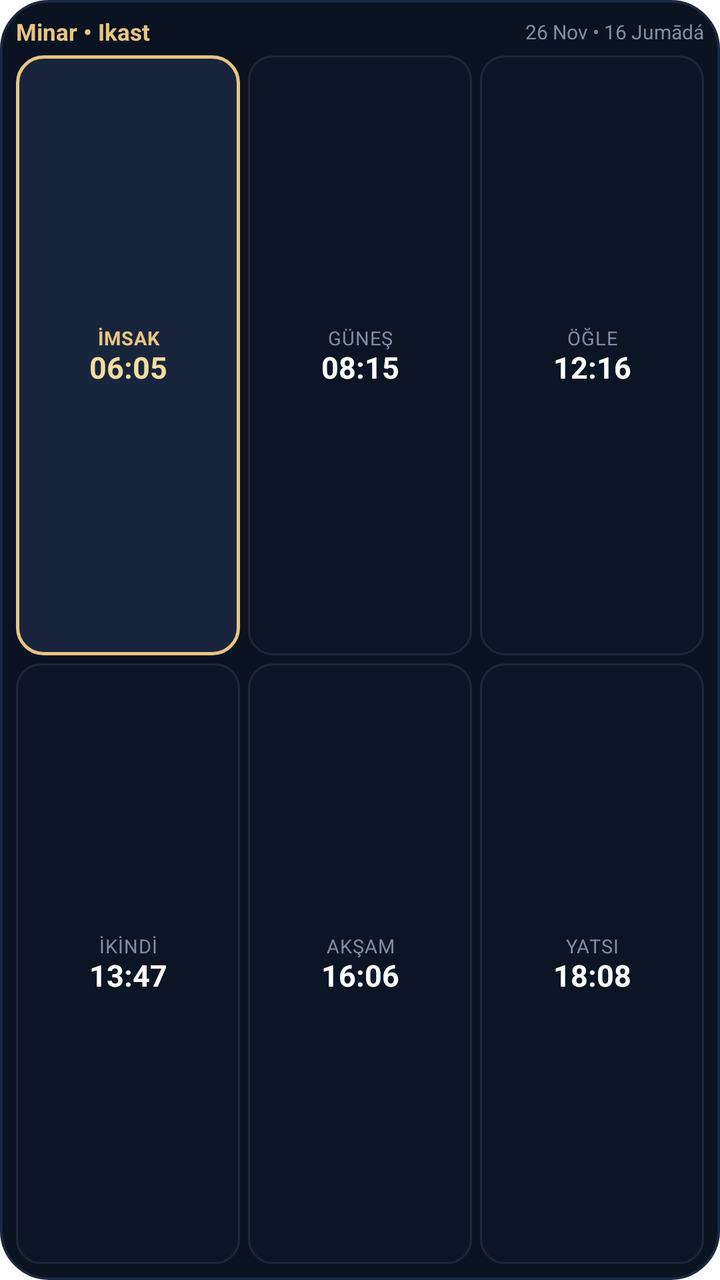
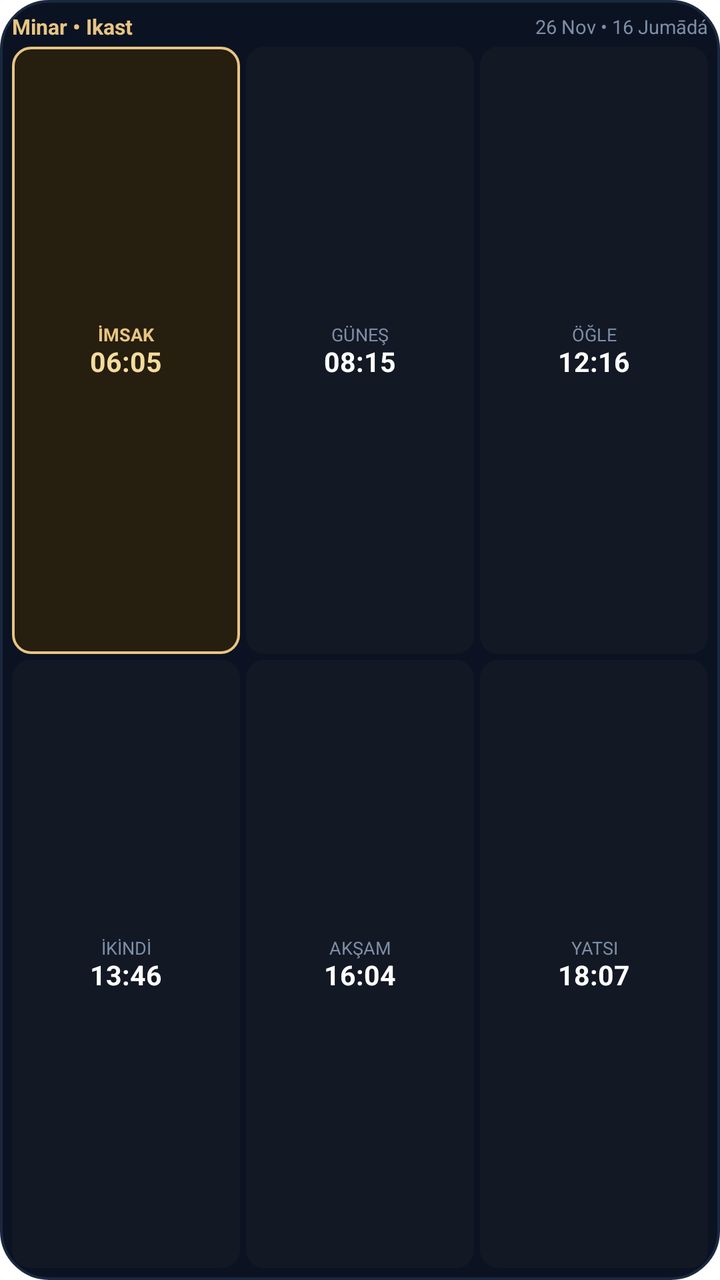

The first picture is an Android layout as it rendered before a commit; the second is the same layout after the commit. The layout source and the unified diff follow.
<!-- AndroidManifest.xml: fallback theme Theme.MaterialComponents.DayNight.NoActionBar -->
<!-- res/layout/widget_timetable.xml -->
<?xml version="1.0" encoding="utf-8"?>
<LinearLayout xmlns:android="http://schemas.android.com/apk/res/android"
    android:id="@+id/widget_timetable_root"
    android:layout_width="match_parent"
    android:layout_height="match_parent"
    android:background="@drawable/widget_bg_midnight"
    android:orientation="vertical"
    android:padding="8dp">

    
    <LinearLayout
        android:id="@+id/widget_tt_header"
        android:layout_width="match_parent"
        android:layout_height="wrap_content"
        android:gravity="center_vertical"
        android:orientation="horizontal"
        android:paddingBottom="4dp">

        <TextView
            android:id="@+id/widget_tt_title"
            android:layout_width="0dp"
            android:layout_height="wrap_content"
            android:layout_weight="1"
            android:ellipsize="end"
            android:maxLines="1"
            android:text="Minar • Ikast"
            android:textColor="#E8C582"
            android:textSize="11.5sp"
            android:textStyle="bold" />

        <TextView
            android:id="@+id/widget_tt_date"
            android:layout_width="wrap_content"
            android:layout_height="wrap_content"
            android:ellipsize="end"
            android:maxLines="1"
            android:text="26 Nov • 16 Jumādá"
            android:textColor="#7E8EA6"
            android:textSize="10sp" />
    </LinearLayout>

    
    <LinearLayout
        android:layout_width="match_parent"
        android:layout_height="0dp"
        android:layout_weight="1"
        android:orientation="vertical">

        
        <LinearLayout
            android:layout_width="match_parent"
            android:layout_height="0dp"
            android:layout_marginBottom="4dp"
            android:layout_weight="1"
            android:orientation="horizontal">

            
            <LinearLayout
                android:id="@+id/widget_cell_0"
                android:layout_width="0dp"
                android:layout_height="match_parent"
                android:layout_marginEnd="4dp"
                android:layout_weight="1"
                android:background="@drawable/widget_cell_active_gold"
                android:gravity="center"
                android:orientation="vertical"
                android:paddingHorizontal="2dp"
                android:paddingVertical="1dp">

                <TextView
                    android:id="@+id/widget_name_0"
                    android:layout_width="match_parent"
                    android:layout_height="wrap_content"
                    android:ellipsize="end"
                    android:gravity="center"
                    android:letterSpacing="0.04"
                    android:maxLines="1"
                    android:text="İMSAK"
                    android:textColor="#E8C582"
                    android:textSize="9.5sp"
                    android:textStyle="bold" />

                <TextView
                    android:id="@+id/widget_time_0"
                    android:layout_width="match_parent"
                    android:layout_height="wrap_content"
                    android:ellipsize="end"
                    android:gravity="center"
                    android:includeFontPadding="false"
                    android:maxLines="1"
                    android:text="06:05"
                    android:textColor="#F4DC9F"
                    android:textSize="15sp"
                    android:textStyle="bold" />
            </LinearLayout>

            
            <LinearLayout
                android:id="@+id/widget_cell_1"
                android:layout_width="0dp"
                android:layout_height="match_parent"
                android:layout_marginEnd="4dp"
                android:layout_weight="1"
                android:background="@drawable/widget_cell_normal"
                android:gravity="center"
                android:orientation="vertical"
                android:paddingHorizontal="2dp"
                android:paddingVertical="1dp">

                <TextView
                    android:id="@+id/widget_name_1"
                    android:layout_width="match_parent"
                    android:layout_height="wrap_content"
                    android:ellipsize="end"
                    android:gravity="center"
                    android:letterSpacing="0.04"
                    android:maxLines="1"
                    android:text="GÜNEŞ"
                    android:textColor="#7E8EA6"
                    android:textSize="9.5sp" />

                <TextView
                    android:id="@+id/widget_time_1"
                    android:layout_width="match_parent"
                    android:layout_height="wrap_content"
                    android:ellipsize="end"
                    android:gravity="center"
                    android:includeFontPadding="false"
                    android:maxLines="1"
                    android:text="08:15"
                    android:textColor="#FFFFFF"
                    android:textSize="15sp"
                    android:textStyle="bold" />
            </LinearLayout>

            
            <LinearLayout
                android:id="@+id/widget_cell_2"
                android:layout_width="0dp"
                android:layout_height="match_parent"
                android:layout_weight="1"
                android:background="@drawable/widget_cell_normal"
                android:gravity="center"
                android:orientation="vertical"
                android:paddingHorizontal="2dp"
                android:paddingVertical="1dp">

                <TextView
                    android:id="@+id/widget_name_2"
                    android:layout_width="match_parent"
                    android:layout_height="wrap_content"
                    android:ellipsize="end"
                    android:gravity="center"
                    android:letterSpacing="0.04"
                    android:maxLines="1"
                    android:text="ÖĞLE"
                    android:textColor="#7E8EA6"
                    android:textSize="9.5sp" />

                <TextView
                    android:id="@+id/widget_time_2"
                    android:layout_width="match_parent"
                    android:layout_height="wrap_content"
                    android:ellipsize="end"
                    android:gravity="center"
                    android:includeFontPadding="false"
                    android:maxLines="1"
                    android:text="12:16"
                    android:textColor="#FFFFFF"
                    android:textSize="15sp"
                    android:textStyle="bold" />
            </LinearLayout>
        </LinearLayout>

        
        <LinearLayout
            android:layout_width="match_parent"
            android:layout_height="0dp"
            android:layout_weight="1"
            android:orientation="horizontal">

            
            <LinearLayout
                android:id="@+id/widget_cell_3"
                android:layout_width="0dp"
                android:layout_height="match_parent"
                android:layout_marginEnd="4dp"
                android:layout_weight="1"
                android:background="@drawable/widget_cell_normal"
                android:gravity="center"
                android:orientation="vertical"
                android:paddingHorizontal="2dp"
                android:paddingVertical="1dp">

                <TextView
                    android:id="@+id/widget_name_3"
                    android:layout_width="match_parent"
                    android:layout_height="wrap_content"
                    android:ellipsize="end"
                    android:gravity="center"
                    android:letterSpacing="0.04"
                    android:maxLines="1"
                    android:text="İKİNDİ"
                    android:textColor="#7E8EA6"
                    android:textSize="9.5sp" />

                <TextView
                    android:id="@+id/widget_time_3"
                    android:layout_width="match_parent"
                    android:layout_height="wrap_content"
                    android:ellipsize="end"
                    android:gravity="center"
                    android:includeFontPadding="false"
                    android:maxLines="1"
                    android:text="13:47"
                    android:textColor="#FFFFFF"
                    android:textSize="15sp"
                    android:textStyle="bold" />
            </LinearLayout>

            
            <LinearLayout
                android:id="@+id/widget_cell_4"
                android:layout_width="0dp"
                android:layout_height="match_parent"
                android:layout_marginEnd="4dp"
                android:layout_weight="1"
                android:background="@drawable/widget_cell_normal"
                android:gravity="center"
                android:orientation="vertical"
                android:paddingHorizontal="2dp"
                android:paddingVertical="1dp">

                <TextView
                    android:id="@+id/widget_name_4"
                    android:layout_width="match_parent"
                    android:layout_height="wrap_content"
                    android:ellipsize="end"
                    android:gravity="center"
                    android:letterSpacing="0.04"
                    android:maxLines="1"
                    android:text="AKŞAM"
                    android:textColor="#7E8EA6"
                    android:textSize="9.5sp" />

                <TextView
                    android:id="@+id/widget_time_4"
                    android:layout_width="match_parent"
                    android:layout_height="wrap_content"
                    android:ellipsize="end"
                    android:gravity="center"
                    android:includeFontPadding="false"
                    android:maxLines="1"
                    android:text="16:06"
                    android:textColor="#FFFFFF"
                    android:textSize="15sp"
                    android:textStyle="bold" />
            </LinearLayout>

            
            <LinearLayout
                android:id="@+id/widget_cell_5"
                android:layout_width="0dp"
                android:layout_height="match_parent"
                android:layout_weight="1"
                android:background="@drawable/widget_cell_normal"
                android:gravity="center"
                android:orientation="vertical"
                android:paddingHorizontal="2dp"
                android:paddingVertical="1dp">

                <TextView
                    android:id="@+id/widget_name_5"
                    android:layout_width="match_parent"
                    android:layout_height="wrap_content"
                    android:ellipsize="end"
                    android:gravity="center"
                    android:letterSpacing="0.04"
                    android:maxLines="1"
                    android:text="YATSI"
                    android:textColor="#7E8EA6"
                    android:textSize="9.5sp" />

                <TextView
                    android:id="@+id/widget_time_5"
                    android:layout_width="match_parent"
                    android:layout_height="wrap_content"
                    android:ellipsize="end"
                    android:gravity="center"
                    android:includeFontPadding="false"
                    android:maxLines="1"
                    android:text="18:08"
                    android:textColor="#FFFFFF"
                    android:textSize="15sp"
                    android:textStyle="bold" />
            </LinearLayout>
        </LinearLayout>
    </LinearLayout>
</LinearLayout>
<!-- resources referenced by this layout -->
<resources>
  <!-- drawable widget_bg_midnight (drawable) -->
  <?xml version="1.0" encoding="utf-8"?>
  <shape xmlns:android="http://schemas.android.com/apk/res/android"
      android:shape="rectangle">
      <solid android:color="#0B1322" />
      <stroke android:width="1.2dp" android:color="#1A2840" />
      <corners android:radius="24dp" />
  </shape>
  <!-- drawable widget_cell_active_gold (drawable) -->
  <?xml version="1.0" encoding="utf-8"?>
  <shape xmlns:android="http://schemas.android.com/apk/res/android"
      android:shape="rectangle">
      <solid android:color="#18253D" />
      <stroke android:width="1.5dp" android:color="#E8C582" />
      <corners android:radius="13dp" />
  </shape>
  <!-- drawable widget_cell_normal (drawable) -->
  <?xml version="1.0" encoding="utf-8"?>
  <shape xmlns:android="http://schemas.android.com/apk/res/android"
      android:shape="rectangle">
      <solid android:color="#0C1526" />
      <corners android:radius="12dp" />
      <stroke
          android:width="1dp"
          android:color="#14FFFFFF" />
  </shape>
</resources>

<!-- the commit's change to res/layout/widget_timetable.xml (unified diff, before → after) -->
@@ -5,7 +5,7 @@
     android:layout_height="match_parent"
     android:background="@drawable/widget_bg_midnight"
     android:orientation="vertical"
-    android:padding="8dp">
+    android:padding="6dp">
 
     
     <LinearLayout
@@ -14,7 +14,7 @@
         android:layout_height="wrap_content"
         android:gravity="center_vertical"
         android:orientation="horizontal"
-        android:paddingBottom="4dp">
+        android:paddingBottom="3dp">
 
         <TextView
             android:id="@+id/widget_tt_title"
@@ -23,9 +23,10 @@
             android:layout_weight="1"
             android:ellipsize="end"
             android:maxLines="1"
+            android:singleLine="true"
             android:text="Minar • Ikast"
             android:textColor="#E8C582"
-            android:textSize="11.5sp"
+            android:textSize="10.5sp"
             android:textStyle="bold" />
 
         <TextView
@@ -34,9 +35,10 @@
             android:layout_height="wrap_content"
             android:ellipsize="end"
             android:maxLines="1"
+            android:singleLine="true"
             android:text="26 Nov • 16 Jumādá"
             android:textColor="#7E8EA6"
-            android:textSize="10sp" />
+            android:textSize="9.5sp" />
     </LinearLayout>
 
     
@@ -50,7 +52,7 @@
         <LinearLayout
             android:layout_width="match_parent"
             android:layout_height="0dp"
-            android:layout_marginBottom="4dp"
+            android:layout_marginBottom="3dp"
             android:layout_weight="1"
             android:orientation="horizontal">
 
@@ -59,12 +61,12 @@
                 android:id="@+id/widget_cell_0"
                 android:layout_width="0dp"
                 android:layout_height="match_parent"
-                android:layout_marginEnd="4dp"
+                android:layout_marginEnd="3dp"
                 android:layout_weight="1"
                 android:background="@drawable/widget_cell_active_gold"
                 android:gravity="center"
                 android:orientation="vertical"
-                android:paddingHorizontal="2dp"
+                android:paddingHorizontal="1dp"
                 android:paddingVertical="1dp">
 
                 <TextView
@@ -73,11 +75,11 @@
                     android:layout_height="wrap_content"
                     android:ellipsize="end"
                     android:gravity="center"
-                    android:letterSpacing="0.04"
-                    android:maxLines="1"
+                    android:maxLines="1"
+                    android:singleLine="true"
                     android:text="İMSAK"
                     android:textColor="#E8C582"
-                    android:textSize="9.5sp"
+                    android:textSize="9sp"
                     android:textStyle="bold" />
 
                 <TextView
@@ -88,9 +90,10 @@
                     android:gravity="center"
                     android:includeFontPadding="false"
                     android:maxLines="1"
+                    android:singleLine="true"
                     android:text="06:05"
                     android:textColor="#F4DC9F"
-                    android:textSize="15sp"
+                    android:textSize="13.5sp"
                     android:textStyle="bold" />
             </LinearLayout>
 
@@ -99,12 +102,12 @@
                 android:id="@+id/widget_cell_1"
                 android:layout_width="0dp"
                 android:layout_height="match_parent"
-                android:layout_marginEnd="4dp"
-                android:layout_weight="1"
-                android:background="@drawable/widget_cell_normal"
-                android:gravity="center"
-                android:orientation="vertical"
-                android:paddingHorizontal="2dp"
+                android:layout_marginEnd="3dp"
+                android:layout_weight="1"
+                android:background="@drawable/widget_cell_normal_amoled"
+                android:gravity="center"
+                android:orientation="vertical"
+                android:paddingHorizontal="1dp"
                 android:paddingVertical="1dp">
 
                 <TextView
@@ -113,11 +116,11 @@
                     android:layout_height="wrap_content"
                     android:ellipsize="end"
                     android:gravity="center"
-                    android:letterSpacing="0.04"
-                    android:maxLines="1"
+                    android:maxLines="1"
+                    android:singleLine="true"
                     android:text="GÜNEŞ"
                     android:textColor="#7E8EA6"
-                    android:textSize="9.5sp" />
+                    android:textSize="9sp" />
 
                 <TextView
                     android:id="@+id/widget_time_1"
@@ -127,9 +130,10 @@
                     android:gravity="center"
                     android:includeFontPadding="false"
                     android:maxLines="1"
+                    android:singleLine="true"
                     android:text="08:15"
                     android:textColor="#FFFFFF"
-                    android:textSize="15sp"
+                    android:textSize="13.5sp"
                     android:textStyle="bold" />
             </LinearLayout>
 
@@ -139,10 +143,10 @@
                 android:layout_width="0dp"
                 android:layout_height="match_parent"
                 android:layout_weight="1"
-                android:background="@drawable/widget_cell_normal"
-                android:gravity="center"
-                android:orientation="vertical"
-                android:paddingHorizontal="2dp"
+                android:background="@drawable/widget_cell_normal_amoled"
+                android:gravity="center"
+                android:orientation="vertical"
+                android:paddingHorizontal="1dp"
                 android:paddingVertical="1dp">
 
                 <TextView
@@ -151,11 +155,11 @@
                     android:layout_height="wrap_content"
                     android:ellipsize="end"
                     android:gravity="center"
-                    android:letterSpacing="0.04"
-                    android:maxLines="1"
+                    android:maxLines="1"
+                    android:singleLine="true"
                     android:text="ÖĞLE"
                     android:textColor="#7E8EA6"
-                    android:textSize="9.5sp" />
+                    android:textSize="9sp" />
 
                 <TextView
                     android:id="@+id/widget_time_2"
@@ -165,9 +169,10 @@
                     android:gravity="center"
                     android:includeFontPadding="false"
                     android:maxLines="1"
+                    android:singleLine="true"
                     android:text="12:16"
                     android:textColor="#FFFFFF"
-                    android:textSize="15sp"
+                    android:textSize="13.5sp"
                     android:textStyle="bold" />
             </LinearLayout>
         </LinearLayout>
@@ -184,12 +189,12 @@
                 android:id="@+id/widget_cell_3"
                 android:layout_width="0dp"
                 android:layout_height="match_parent"
-                android:layout_marginEnd="4dp"
-                android:layout_weight="1"
-                android:background="@drawable/widget_cell_normal"
-                android:gravity="center"
-                android:orientation="vertical"
-                android:paddingHorizontal="2dp"
+                android:layout_marginEnd="3dp"
+                android:layout_weight="1"
+                android:background="@drawable/widget_cell_normal_amoled"
+                android:gravity="center"
+                android:orientation="vertical"
+                android:paddingHorizontal="1dp"
                 android:paddingVertical="1dp">
 
                 <TextView
@@ -198,11 +203,11 @@
                     android:layout_height="wrap_content"
                     android:ellipsize="end"
                     android:gravity="center"
-                    android:letterSpacing="0.04"
-                    android:maxLines="1"
+                    android:maxLines="1"
+                    android:singleLine="true"
                     android:text="İKİNDİ"
                     android:textColor="#7E8EA6"
-                    android:textSize="9.5sp" />
+                    android:textSize="9sp" />
 
                 <TextView
                     android:id="@+id/widget_time_3"
@@ -212,9 +217,10 @@
                     android:gravity="center"
                     android:includeFontPadding="false"
                     android:maxLines="1"
-                    android:text="13:47"
-                    android:textColor="#FFFFFF"
-                    android:textSize="15sp"
+                    android:singleLine="true"
+                    android:text="13:46"
+                    android:textColor="#FFFFFF"
+                    android:textSize="13.5sp"
                     android:textStyle="bold" />
             </LinearLayout>
 
@@ -223,12 +229,12 @@
                 android:id="@+id/widget_cell_4"
                 android:layout_width="0dp"
                 android:layout_height="match_parent"
-                android:layout_marginEnd="4dp"
-                android:layout_weight="1"
-                android:background="@drawable/widget_cell_normal"
-                android:gravity="center"
-                android:orientation="vertical"
-                android:paddingHorizontal="2dp"
+                android:layout_marginEnd="3dp"
+                android:layout_weight="1"
+                android:background="@drawable/widget_cell_normal_amoled"
+                android:gravity="center"
+                android:orientation="vertical"
+                android:paddingHorizontal="1dp"
                 android:paddingVertical="1dp">
 
                 <TextView
@@ -237,11 +243,11 @@
                     android:layout_height="wrap_content"
                     android:ellipsize="end"
                     android:gravity="center"
-                    android:letterSpacing="0.04"
-                    android:maxLines="1"
+                    android:maxLines="1"
+                    android:singleLine="true"
                     android:text="AKŞAM"
                     android:textColor="#7E8EA6"
-                    android:textSize="9.5sp" />
+                    android:textSize="9sp" />
 
                 <TextView
                     android:id="@+id/widget_time_4"
@@ -251,9 +257,10 @@
                     android:gravity="center"
                     android:includeFontPadding="false"
                     android:maxLines="1"
-                    android:text="16:06"
-                    android:textColor="#FFFFFF"
-                    android:textSize="15sp"
+                    android:singleLine="true"
+                    android:text="16:04"
+                    android:textColor="#FFFFFF"
+                    android:textSize="13.5sp"
                     android:textStyle="bold" />
             </LinearLayout>
 
@@ -263,10 +270,10 @@
                 android:layout_width="0dp"
                 android:layout_height="match_parent"
                 android:layout_weight="1"
-                android:background="@drawable/widget_cell_normal"
-                android:gravity="center"
-                android:orientation="vertical"
-                android:paddingHorizontal="2dp"
+                android:background="@drawable/widget_cell_normal_amoled"
+                android:gravity="center"
+                android:orientation="vertical"
+                android:paddingHorizontal="1dp"
                 android:paddingVertical="1dp">
 
                 <TextView
@@ -275,11 +282,11 @@
                     android:layout_height="wrap_content"
                     android:ellipsize="end"
                     android:gravity="center"
-                    android:letterSpacing="0.04"
-                    android:maxLines="1"
+                    android:maxLines="1"
+                    android:singleLine="true"
                     android:text="YATSI"
                     android:textColor="#7E8EA6"
-                    android:textSize="9.5sp" />
+                    android:textSize="9sp" />
 
                 <TextView
                     android:id="@+id/widget_time_5"
@@ -289,9 +296,10 @@
                     android:gravity="center"
                     android:includeFontPadding="false"
                     android:maxLines="1"
-                    android:text="18:08"
-                    android:textColor="#FFFFFF"
-                    android:textSize="15sp"
+                    android:singleLine="true"
+                    android:text="18:07"
+                    android:textColor="#FFFFFF"
+                    android:textSize="13.5sp"
                     android:textStyle="bold" />
             </LinearLayout>
         </LinearLayout>
<!-- resource entries referenced after the edit -->
@@ -12,19 +12,16 @@
   <?xml version="1.0" encoding="utf-8"?>
   <shape xmlns:android="http://schemas.android.com/apk/res/android"
       android:shape="rectangle">
-      <solid android:color="#18253D" />
-      <stroke android:width="1.5dp" android:color="#E8C582" />
-      <corners android:radius="13dp" />
+      <solid android:color="#261E0E" />
+      <stroke android:width="1.2dp" android:color="#E8C582" />
+      <corners android:radius="9dp" />
   </shape>
-  <!-- drawable widget_cell_normal (drawable) -->
+  <!-- drawable widget_cell_normal_amoled (drawable) -->
   <?xml version="1.0" encoding="utf-8"?>
   <shape xmlns:android="http://schemas.android.com/apk/res/android"
       android:shape="rectangle">
-      <solid android:color="#0C1526" />
-      <corners android:radius="12dp" />
-      <stroke
-          android:width="1dp"
-          android:color="#14FFFFFF" />
+      <solid android:color="#121824" />
+      <corners android:radius="9dp" />
   </shape>
 </resources>
 
